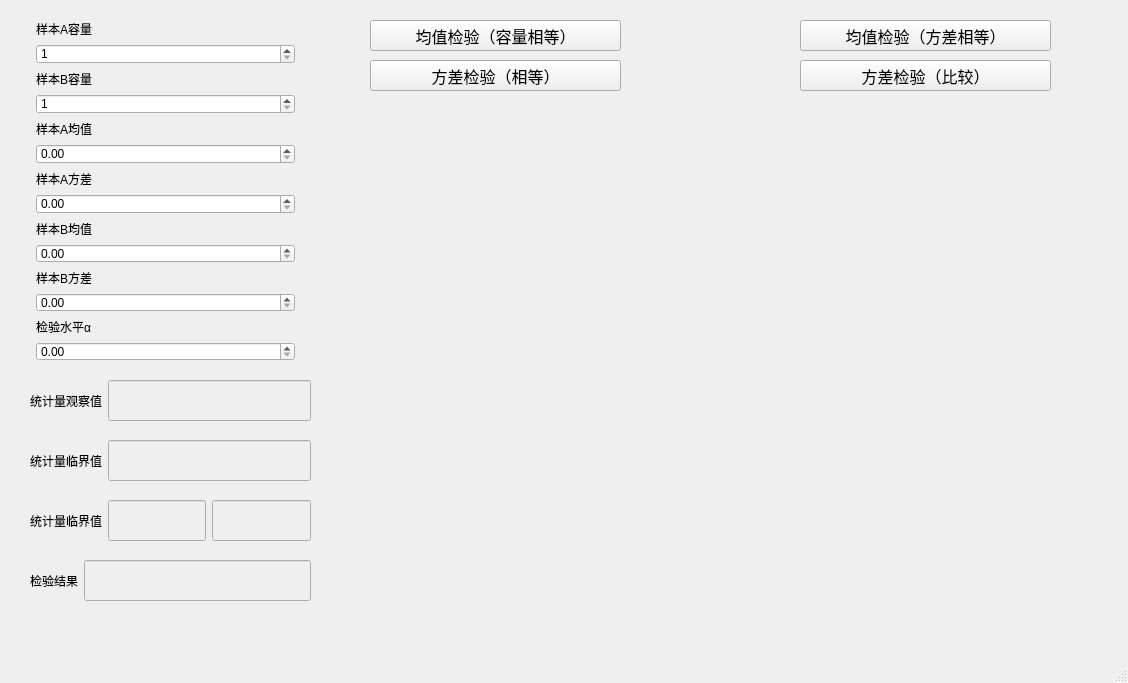
The window that files/canshujiashejianyan_two.ui (chenxindaaa/MathematicalStatistics) describes before a commit, drawn with Qt 5.
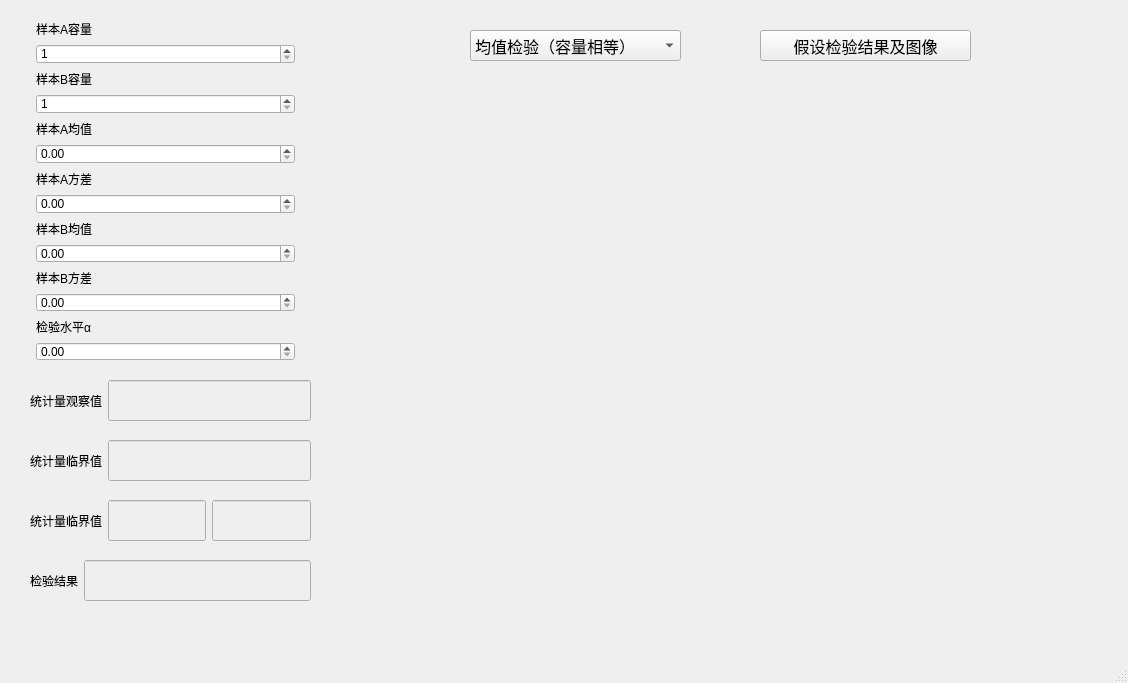
The same window after the commit. Custom widgets are drawn as their Qt base class.

Diff of the .ui file:
```diff
--- a/files/canshujiashejianyan_two.ui
+++ b/files/canshujiashejianyan_two.ui
@@ -17,9 +17,9 @@
    <widget class="QPushButton" name="pushButton">
     <property name="geometry">
      <rect>
-      <x>370</x>
-      <y>20</y>
-      <width>251</width>
+      <x>760</x>
+      <y>30</y>
+      <width>211</width>
       <height>31</height>
      </rect>
     </property>
@@ -29,16 +29,16 @@
      </font>
     </property>
     <property name="text">
-     <string>均值检验（容量相等）</string>
+     <string>假设检验结果及图像</string>
     </property>
    </widget>
    <widget class="Plot" name="widget" native="true">
     <property name="geometry">
      <rect>
       <x>350</x>
-      <y>120</y>
+      <y>80</y>
       <width>731</width>
-      <height>461</height>
+      <height>501</height>
      </rect>
     </property>
    </widget>
@@ -416,59 +416,41 @@
      </item>
     </layout>
    </widget>
-   <widget class="QPushButton" name="pushButton_3">
+   <widget class="QComboBox" name="comboBox">
     <property name="geometry">
      <rect>
-      <x>370</x>
-      <y>60</y>
-      <width>251</width>
+      <x>470</x>
+      <y>30</y>
+      <width>211</width>
       <height>31</height>
      </rect>
     </property>
     <property name="font">
      <font>
+      <family>Agency FB</family>
       <pointsize>12</pointsize>
      </font>
     </property>
-    <property name="text">
-     <string>方差检验（相等）</string>
-    </property>
-   </widget>
-   <widget class="QPushButton" name="pushButton_4">
-    <property name="geometry">
-     <rect>
-      <x>800</x>
-      <y>60</y>
-      <width>251</width>
-      <height>31</height>
-     </rect>
-    </property>
-    <property name="font">
-     <font>
-      <pointsize>12</pointsize>
-     </font>
-    </property>
-    <property name="text">
-     <string>方差检验（比较）</string>
-    </property>
-   </widget>
-   <widget class="QPushButton" name="pushButton_2">
-    <property name="geometry">
-     <rect>
-      <x>800</x>
-      <y>20</y>
-      <width>251</width>
-      <height>31</height>
-     </rect>
-    </property>
-    <property name="font">
-     <font>
-      <pointsize>12</pointsize>
-     </font>
-    </property>
-    <property name="text">
-     <string>均值检验（方差相等）</string>
-    </property>
+    <item>
+     <property name="text">
+      <string>均值检验（容量相等）</string>
+     </property>
+    </item>
+    <item>
+     <property name="text">
+      <string>均值检验（方差相等）</string>
+     </property>
+    </item>
+    <item>
+     <property name="text">
+      <string>方差检验（相等）</string>
+     </property>
+    </item>
+    <item>
+     <property name="text">
+      <string>方差检验（比较）</string>
+     </property>
+    </item>
    </widget>
   </widget>
   <widget class="QMenuBar" name="menubar">
```
Left out of the diff: 2 changed lines with no effect on the pictures.
